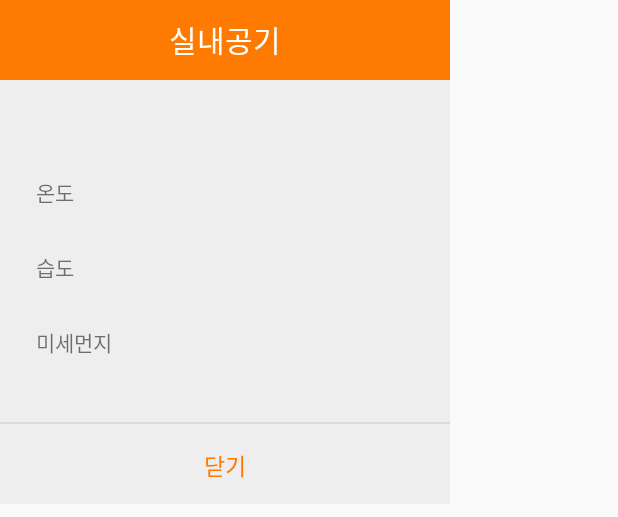
After one commit to moonki95/IoT-based-Indoor-ventilation-alarm-system, an Android app: the layout activity_indoor_popup.xml on its own in the app's theme, with its tools: preview values and no code run, on a phone screen of 412 x 824 dp. The commit adds this screen. Shown: the top 517 px of the screen. Run offline under Robolectric (Android 15) with nearby library versions, the phone set to English and light mode, and no system bars.

Commit message:
Changed Indoor Air View

```diff
--- a/Android3/app/src/main/java/com/example/Android/PopupActivity.java
+++ b/Android3/app/src/main/java/com/example/Android/OutdoorPopupActivity.java
@@ -8,9 +8,8 @@ import android.view.Window;
 import android.widget.AdapterView;
 import android.widget.ArrayAdapter;
 import android.widget.Spinner;
-import android.widget.TextView;
 
-public class PopupActivity extends Activity {
+public class OutdoorPopupActivity extends Activity {
 
     private Spinner spinnerSido, spinnerGungu;
     private ArrayAdapter<String> arrayAdapter;
@@ -22,7 +21,7 @@ public class PopupActivity extends Activity {
         super.onCreate(savedInstanceState);
         //타이틀바 없애기
         requestWindowFeature(Window.FEATURE_NO_TITLE);
-        setContentView(R.layout.activity_popup);
+        setContentView(R.layout.activity_outdoor_popup);
 
         //스피너
         spinnerSido=(Spinner)findViewById(R.id.spinner_sido);
--- /dev/null
+++ b/Android3/app/src/main/res/layout/activity_indoor_popup.xml
@@ -0,0 +1,115 @@
+<?xml version="1.0" encoding="utf-8"?>
+<LinearLayout xmlns:android="http://schemas.android.com/apk/res/android"
+    android:background="#eeeeee"
+    android:orientation="vertical"
+    android:layout_width="300dp"
+    android:layout_height="wrap_content">
+
+    // 타이틀바
+    <LinearLayout
+        android:orientation="horizontal"
+        android:layout_width="match_parent"
+        android:layout_height="wrap_content">
+        <TextView
+            android:text="실내공기"
+            android:textSize="20sp"
+            android:textColor="#fff"
+            android:gravity="center"
+            android:background="#ff7a00"
+            android:layout_width="match_parent"
+            android:layout_height="53dp" />
+    </LinearLayout>
+    //end 타이틀바
+
+    //Notice
+    <LinearLayout
+        android:padding="24dp"
+        android:orientation="vertical"
+        android:layout_width="match_parent"
+        android:layout_height="wrap_content">
+        <LinearLayout
+            android:layout_width="match_parent"
+            android:layout_height="50dp"
+            android:orientation="horizontal"
+            android:layout_marginTop="30dp">
+
+            <TextView
+                android:layout_width="100dp"
+                android:layout_height="50dp"
+                android:layout_marginTop="10dp"
+                android:text="온도" />
+
+            <TextView
+                android:id="@+id/textView_temp"
+                android:layout_width="match_parent"
+                android:layout_height="match_parent"
+                android:layout_marginTop="10dp"
+                android:textColor="#000"/>
+
+        </LinearLayout>
+        <LinearLayout
+            android:layout_width="match_parent"
+            android:layout_height="50dp"
+            android:orientation="horizontal">
+            <TextView
+                android:layout_width="100dp"
+                android:layout_height="50dp"
+                android:layout_marginTop="10dp"
+                android:text="습도" />
+
+            <TextView
+                android:id="@+id/textView_humid"
+                android:layout_width="match_parent"
+                android:layout_height="match_parent"
+                android:layout_marginTop="10dp"
+                android:textColor="#000"/>
+
+        </LinearLayout>
+        <LinearLayout
+            android:layout_width="match_parent"
+            android:layout_height="50dp"
+            android:orientation="horizontal">
+            <TextView
+                android:layout_width="100dp"
+                android:layout_height="50dp"
+                android:layout_marginTop="10dp"
+                android:text="미세먼지" />
+
+            <TextView
+                android:id="@+id/textView_dust"
+                android:layout_width="match_parent"
+                android:layout_height="match_parent"
+                android:layout_marginTop="10dp"
+                android:textColor="#000"/>
+
+        </LinearLayout>
+
+
+    </LinearLayout>
+    //end of Notice
+
+    <View
+        android:background="#66bdbdbd"
+        android:layout_width="match_parent"
+        android:layout_height="1dp" />
+
+    //닫기 버튼
+    <LinearLayout
+        android:orientation="horizontal"
+        android:gravity="center"
+        android:layout_width="match_parent"
+        android:layout_height="wrap_content">
+        <Button
+            android:text="닫기"
+            android:textSize="15sp"
+            android:textColor="#ff7a00"
+            android:padding="16dp"
+            android:gravity="center"
+            android:background="#00000000"
+            android:layout_width="match_parent"
+            android:layout_height="53dp"
+            android:onClick="mOnClose"/>
+    </LinearLayout>
+    // end of 닫기 버튼
+
+</LinearLayout>
```
Also changed, not shown: Android3/app/src/main/AndroidManifest.xml (+4 -6 lines), Android3/app/src/main/java/com/example/Android/IndoorPopupActivity.java (renamed from Android3/app/src/main/java/com/example/Android/IndoorActivity.java, +19 -90 lines), Android3/app/src/main/java/com/example/Android/MainActivity.java (+7 -27 lines), Android3/app/src/main/java/com/example/Android/OutdoorActivity.java (deleted, +0 -237 lines), Android3/app/src/main/res/layout/activity_outdoor_popup.xml (renamed from Android3/app/src/main/res/layout/activity_popup.xml), 1 other file.
